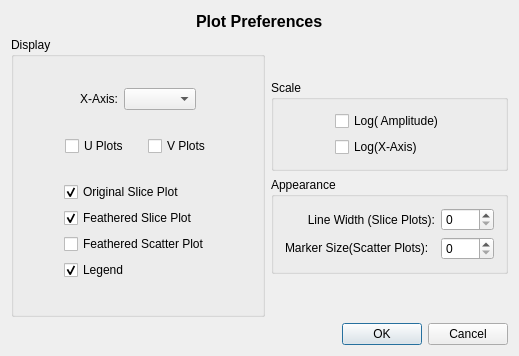
Old version of the form code/guitools/Feather/Preferences.ui in the repository radio-astro/casa.
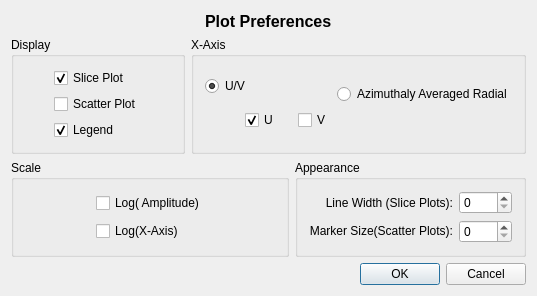
New version of the form.

```diff
--- a/code/guitools/Feather/Preferences.ui
+++ b/code/guitools/Feather/Preferences.ui
@@ -6,14 +6,14 @@
    <rect>
     <x>0</x>
     <y>0</y>
-    <width>519</width>
-    <height>356</height>
+    <width>537</width>
+    <height>296</height>
    </rect>
   </property>
   <property name="windowTitle">
    <string>Preferences</string>
   </property>
-  <layout class="QVBoxLayout" name="verticalLayout_7">
+  <layout class="QVBoxLayout" name="verticalLayout_2">
    <item>
     <layout class="QHBoxLayout" name="horizontalLayout_2">
      <item>
@@ -59,124 +59,13 @@
     </layout>
    </item>
    <item>
-    <layout class="QHBoxLayout" name="horizontalLayout_12">
+    <layout class="QHBoxLayout" name="horizontalLayout_9">
      <item>
-      <layout class="QVBoxLayout" name="verticalLayout_6">
-       <item>
-        <widget class="QGroupBox" name="displayGroupBox">
+      <widget class="QGroupBox" name="groupBox">
          <property name="title">
           <string>Display</string>
          </property>
-         <layout class="QVBoxLayout" name="verticalLayout_4">
-          <item>
-           <layout class="QHBoxLayout" name="horizontalLayout_11">
-            <item>
-             <spacer name="horizontalSpacer_7">
-              <property name="orientation">
-               <enum>Qt::Horizontal</enum>
-              </property>
-              <property name="sizeHint" stdset="0">
-               <size>
-                <width>40</width>
-                <height>20</height>
-               </size>
-              </property>
-             </spacer>
-            </item>
-            <item>
-             <widget class="QLabel" name="label">
-              <property name="text">
-               <string>X-Axis:</string>
-              </property>
-              <property name="alignment">
-               <set>Qt::AlignRight|Qt::AlignTrailing|Qt::AlignVCenter</set>
-              </property>
-             </widget>
-            </item>
-            <item>
-             <widget class="QComboBox" name="xAxisComboBox">
-              <property name="toolTip">
-               <string>Select the x-axis values to plot.</string>
-              </property>
-             </widget>
-            </item>
-            <item>
-             <spacer name="horizontalSpacer_8">
-              <property name="orientation">
-               <enum>Qt::Horizontal</enum>
-              </property>
-              <property name="sizeHint" stdset="0">
-               <size>
-                <width>40</width>
-                <height>20</height>
-               </size>
-              </property>
-             </spacer>
-            </item>
-           </layout>
-          </item>
-          <item>
-           <layout class="QHBoxLayout" name="horizontalLayout_8">
-            <item>
-             <spacer name="horizontalSpacer_10">
-              <property name="orientation">
-               <enum>Qt::Horizontal</enum>
-              </property>
-              <property name="sizeHint" stdset="0">
-               <size>
-                <width>40</width>
-                <height>20</height>
-               </size>
-              </property>
-             </spacer>
-            </item>
-            <item>
-             <widget class="QCheckBox" name="xPlotCheckBox">
-              <property name="text">
-               <string>U Plots</string>
-              </property>
-             </widget>
-            </item>
-            <item>
-             <spacer name="horizontalSpacer_16">
-              <property name="orientation">
-               <enum>Qt::Horizontal</enum>
-              </property>
-              <property name="sizeHint" stdset="0">
-               <size>
-                <width>13</width>
-                <height>20</height>
-               </size>
-              </property>
-             </spacer>
-            </item>
-            <item>
-             <widget class="QCheckBox" name="yPlotCheckBox">
-              <property name="toolTip">
-               <string>Checking this box will remove the Y plots from the display.</string>
-              </property>
-              <property name="text">
-               <string>V Plots</string>
-              </property>
-             </widget>
-            </item>
-            <item>
-             <spacer name="horizontalSpacer_11">
-              <property name="orientation">
-               <enum>Qt::Horizontal</enum>
-              </property>
-              <property name="sizeHint" stdset="0">
-               <size>
-                <width>40</width>
-                <height>20</height>
-               </size>
-              </property>
-             </spacer>
-            </item>
-           </layout>
-          </item>
-          <item>
-           <layout class="QHBoxLayout" name="horizontalLayout_4">
+       <layout class="QHBoxLayout" name="horizontalLayout_3">
             <item>
              <spacer name="horizontalSpacer_4">
               <property name="orientation">
@@ -184,7 +73,7 @@
               </property>
               <property name="sizeHint" stdset="0">
                <size>
-                <width>13</width>
+            <width>4</width>
                 <height>20</height>
                </size>
               </property>
@@ -192,42 +81,6 @@
             </item>
             <item>
              <layout class="QVBoxLayout" name="verticalLayout">
-              <item>
-               <layout class="QHBoxLayout" name="horizontalLayout_5">
-                <item>
-                 <widget class="QCheckBox" name="originalCheckBox">
-                  <property name="sizePolicy">
-                   <sizepolicy hsizetype="Fixed" vsizetype="Fixed">
-                    <horstretch>0</horstretch>
-                    <verstretch>0</verstretch>
-                   </sizepolicy>
-                  </property>
-                  <property name="toolTip">
-                   <string>A plot of the original feather data will be shown if this box is checked.</string>
-                  </property>
-                  <property name="text">
-                   <string>Original Slice Plot</string>
-                  </property>
-                  <property name="checked">
-                   <bool>true</bool>
-                  </property>
-                 </widget>
-                </item>
-                <item>
-                 <spacer name="horizontalSpacer_9">
-                  <property name="orientation">
-                   <enum>Qt::Horizontal</enum>
-                  </property>
-                  <property name="sizeHint" stdset="0">
-                   <size>
-                    <width>13</width>
-                    <height>20</height>
-                   </size>
-                  </property>
-                 </spacer>
-                </item>
-               </layout>
-              </item>
               <item>
                <layout class="QHBoxLayout" name="horizontalLayout_7">
                 <item>
@@ -236,7 +89,7 @@
                    <string>A plot of the feather output functions will be shown if this box is checked.</string>
                   </property>
                   <property name="text">
-                   <string>Feathered Slice Plot</string>
+               <string>Slice Plot</string>
                   </property>
                   <property name="checked">
                    <bool>true</bool>
@@ -264,7 +117,7 @@
                  <string>Display a separate scatter plot of the average visibility amplitudes.</string>
                 </property>
                 <property name="text">
-                 <string>Feathered Scatter Plot</string>
+             <string>Scatter Plot</string>
                 </property>
                </widget>
               </item>
@@ -307,54 +160,153 @@
              </layout>
             </item>
             <item>
-             <spacer name="horizontalSpacer_12">
+         <spacer name="horizontalSpacer_5">
               <property name="orientation">
                <enum>Qt::Horizontal</enum>
               </property>
               <property name="sizeHint" stdset="0">
                <size>
-                <width>40</width>
+            <width>9</width>
                 <height>20</height>
                </size>
               </property>
              </spacer>
             </item>
            </layout>
-          </item>
-         </layout>
-        </widget>
-       </item>
-      </layout>
-     </item>
+      </widget>
+     </item>
+     <item>
+      <widget class="QGroupBox" name="displayGroupBox">
+       <property name="title">
+        <string>X-Axis</string>
+       </property>
+       <layout class="QHBoxLayout" name="horizontalLayout_11">
+        <item>
+         <layout class="QVBoxLayout" name="verticalLayout_4">
+          <item>
+           <layout class="QHBoxLayout" name="horizontalLayout_5">
+            <item>
+             <widget class="QRadioButton" name="axisUVRadio">
+              <property name="text">
+               <string>U/V</string>
+              </property>
+              <property name="checked">
+               <bool>true</bool>
+              </property>
+             </widget>
+            </item>
+            <item>
+             <spacer name="horizontalSpacer_7">
+              <property name="orientation">
+               <enum>Qt::Horizontal</enum>
+              </property>
+              <property name="sizeHint" stdset="0">
+               <size>
+                <width>40</width>
+                <height>20</height>
+               </size>
+              </property>
+             </spacer>
+            </item>
+           </layout>
+          </item>
+          <item>
+           <layout class="QHBoxLayout" name="horizontalLayout_8">
+            <item>
+             <spacer name="horizontalSpacer_10">
+              <property name="orientation">
+               <enum>Qt::Horizontal</enum>
+              </property>
+              <property name="sizeHint" stdset="0">
+               <size>
+                <width>40</width>
+                <height>20</height>
+               </size>
+              </property>
+             </spacer>
+            </item>
+            <item>
+             <widget class="QCheckBox" name="xPlotCheckBox">
+              <property name="text">
+               <string>U</string>
+              </property>
+              <property name="checked">
+               <bool>true</bool>
+              </property>
+             </widget>
+            </item>
+            <item>
+             <spacer name="horizontalSpacer_16">
+              <property name="orientation">
+               <enum>Qt::Horizontal</enum>
+              </property>
+              <property name="sizeHint" stdset="0">
+               <size>
+                <width>13</width>
+                <height>20</height>
+               </size>
+              </property>
+             </spacer>
+            </item>
+            <item>
+             <widget class="QCheckBox" name="yPlotCheckBox">
+              <property name="toolTip">
+               <string>Checking this box will remove the Y plots from the display.</string>
+              </property>
+              <property name="text">
+               <string>V</string>
+              </property>
+             </widget>
+            </item>
+           </layout>
+          </item>
+         </layout>
+        </item>
      <item>
-      <layout class="QVBoxLayout" name="verticalLayout_5">
+         <layout class="QVBoxLayout" name="verticalLayout_7">
        <item>
-        <spacer name="verticalSpacer_3">
+           <widget class="QRadioButton" name="axisRadialRadio">
+            <property name="text">
+             <string>Azimuthaly Averaged Radial</string>
+            </property>
+           </widget>
+          </item>
+          <item>
+           <spacer name="horizontalSpacer_8">
          <property name="orientation">
-          <enum>Qt::Vertical</enum>
+             <enum>Qt::Horizontal</enum>
          </property>
          <property name="sizeHint" stdset="0">
           <size>
-           <width>20</width>
-           <height>17</height>
+              <width>40</width>
+              <height>20</height>
           </size>
          </property>
         </spacer>
        </item>
+         </layout>
+        </item>
+       </layout>
+      </widget>
+     </item>
+    </layout>
+   </item>
+   <item>
+    <layout class="QHBoxLayout" name="horizontalLayout_10">
        <item>
         <widget class="QGroupBox" name="scaleGroupBox">
          <property name="title">
           <string>Scale</string>
          </property>
-         <layout class="QHBoxLayout" name="horizontalLayout_10">
+       <layout class="QHBoxLayout" name="horizontalLayout_4">
           <item>
-           <spacer name="horizontalSpacer_5">
+         <spacer name="horizontalSpacer_6">
             <property name="orientation">
              <enum>Qt::Horizontal</enum>
             </property>
             <property name="sizeHint" stdset="0">
              <size>
-              <width>41</width>
+            <width>46</width>
               <height>20</height>
              </size>
             </property>
@@ -379,13 +331,13 @@
            </layout>
           </item>
           <item>
-           <spacer name="horizontalSpacer_6">
+         <spacer name="horizontalSpacer_9">
             <property name="orientation">
              <enum>Qt::Horizontal</enum>
             </property>
             <property name="sizeHint" stdset="0">
              <size>
-              <width>41</width>
+            <width>45</width>
               <height>20</height>
              </size>
             </property>
@@ -399,10 +351,8 @@
          <property name="title">
           <string>Appearance</string>
          </property>
-         <layout class="QVBoxLayout" name="verticalLayout_2">
-          <item>
-           <layout class="QHBoxLayout" name="horizontalLayout_9">
-            <item>
+       <layout class="QGridLayout" name="gridLayout">
+        <item row="0" column="0">
              <widget class="QLabel" name="label_2">
               <property name="text">
                <string>Line Width (Slice Plots):</string>
@@ -412,7 +362,7 @@
               </property>
              </widget>
             </item>
-            <item>
+        <item row="0" column="1">
              <widget class="QSpinBox" name="lineThicknessSpinBox">
               <property name="sizePolicy">
                <sizepolicy hsizetype="Fixed" vsizetype="Fixed">
@@ -431,11 +381,7 @@
               </property>
              </widget>
             </item>
-           </layout>
-          </item>
-          <item>
-           <layout class="QHBoxLayout" name="horizontalLayout_3">
-            <item>
+        <item row="1" column="0">
              <widget class="QLabel" name="markerLabel">
               <property name="toolTip">
                <string>Select a size for point markers on scatter plots.</string>
@@ -443,9 +389,12 @@
               <property name="text">
                <string>&lt;font color='black'&gt;Marker Size(Scatter Plots):&lt;/font&gt;</string>
               </property>
-             </widget>
-            </item>
-            <item>
+          <property name="alignment">
+           <set>Qt::AlignRight|Qt::AlignTrailing|Qt::AlignVCenter</set>
+          </property>
+         </widget>
+        </item>
+        <item row="1" column="1">
              <widget class="QSpinBox" name="dotSizeSpinBox">
               <property name="sizePolicy">
                <sizepolicy hsizetype="Fixed" vsizetype="Fixed">
@@ -462,24 +411,7 @@
              </widget>
             </item>
            </layout>
-          </item>
-         </layout>
-        </widget>
-       </item>
-       <item>
-        <spacer name="verticalSpacer_4">
-         <property name="orientation">
-          <enum>Qt::Vertical</enum>
-         </property>
-         <property name="sizeHint" stdset="0">
-          <size>
-           <width>20</width>
-           <height>13</height>
-          </size>
-         </property>
-        </spacer>
-       </item>
-      </layout>
+      </widget>
      </item>
     </layout>
    </item>
```
Lines whose indentation alone changed are shown as unchanged.
